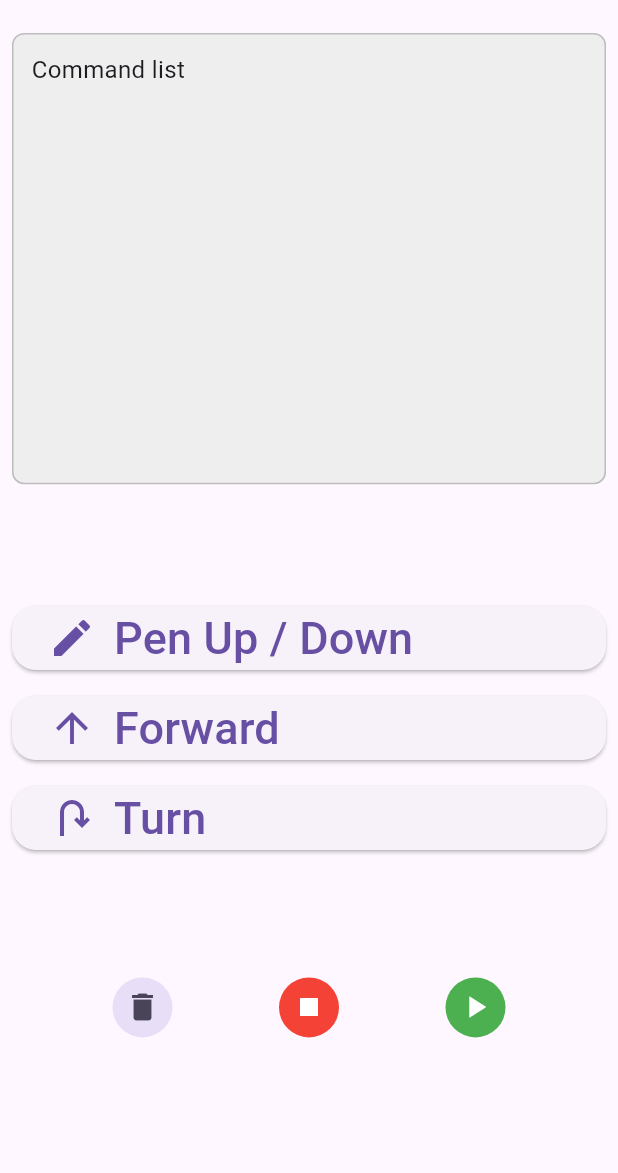
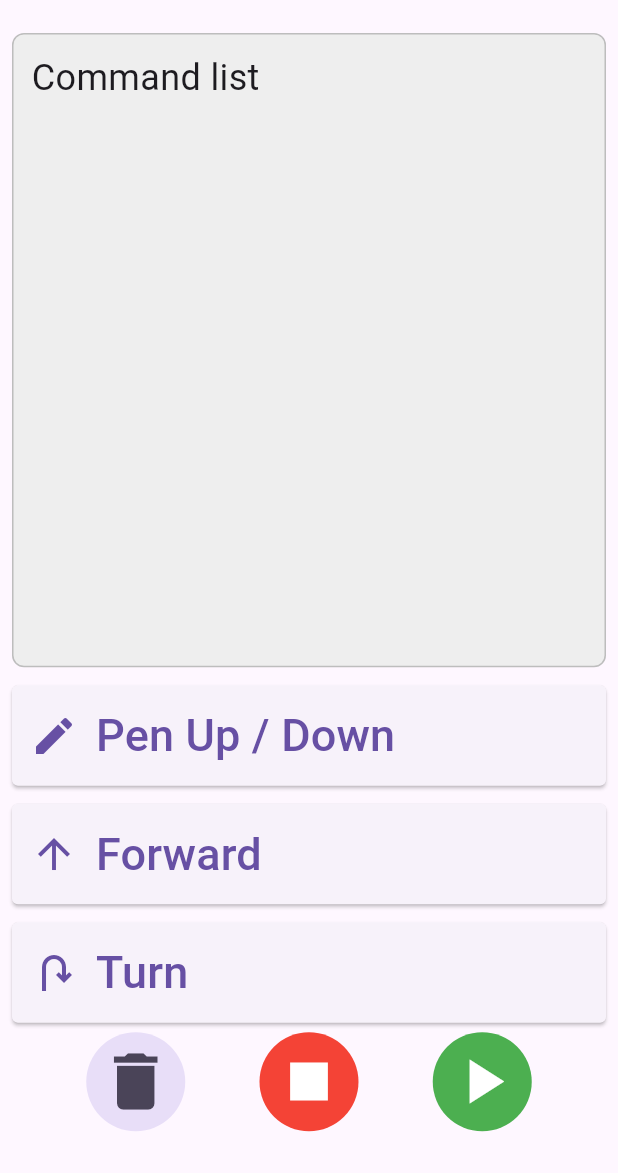
Before and after one commit to narvalotech/flutter-logo, a Flutter app: the screen it shows after launch, on a phone screen of 412 x 824 dp, the part 63-1236 px from its top. Run offline on Flutter 3.47's test engine with Material 3 defaults, Android fonts, the phone set to English and light mode, and no system bars.

Commit message:
adjust layout

```diff
--- a/turtlebot/lib/main.dart
+++ b/turtlebot/lib/main.dart
@@ -34,9 +34,15 @@ class PageButton extends StatelessWidget {
         print('pressed: $pageId');
       },
       style: ElevatedButton.styleFrom(
+        // TODO: make buttons stand out more
+        // y google hate contrast?
         shape: RoundedRectangleBorder(
-          borderRadius: BorderRadius.circular(16.0),
+          borderRadius: BorderRadius.circular(4.0),
         ),
+        padding: const EdgeInsets.symmetric(
+          vertical: 12,
+          horizontal: 12,
+        )
       ),
       child: Row(
         children: [
@@ -47,13 +53,8 @@ class PageButton extends StatelessWidget {
             child: Text(
               pageId,
               style: TextStyle(fontSize: 30),
-            )
-          ),
-        ],
-      ),
-    );
-  }
-}
+    ))]));
+}}
 
 class HomeScreen extends StatelessWidget {
   const HomeScreen({super.key});
@@ -71,7 +72,7 @@ class HomeScreen extends StatelessWidget {
           children: [
             // Commands view
             Expanded(
-              flex: 2,
+              flex: 4,
               child: Container(
                 padding: const EdgeInsets.all(12.0),
                 decoration: BoxDecoration(
@@ -81,19 +82,15 @@ class HomeScreen extends StatelessWidget {
                 ),
                 child: const Text(
                   'Command list',
-                  style: TextStyle(fontSize: 16.0),
-                ),
-              ),
-            ),
+                  style: TextStyle(fontSize: 24.0),
+            ))),
+
+            SizedBox(height: 12),
 
             // Page & Action Buttons
             Expanded(
-              flex: 3,
+              flex: 2,
               child: Column(
-                crossAxisAlignment: CrossAxisAlignment.stretch,
-                mainAxisAlignment: MainAxisAlignment.spaceEvenly,
-                children: [
-                  Column(
                 crossAxisAlignment: CrossAxisAlignment.stretch,
                 children: [
                       PageButton(pageId: 'Pen Up / Down', pageIcon: Icons.create),
@@ -101,51 +98,31 @@ class HomeScreen extends StatelessWidget {
                       PageButton(pageId: 'Forward', pageIcon: Icons.arrow_upward),
                       SizedBox(height: 12),
                       PageButton(pageId: 'Turn', pageIcon: Icons.u_turn_right),
-                  ]),
+            ])),
 
             // Action buttons
-                  Row(
+            Expanded(
+              flex: 1,
+              child: Row(
                 mainAxisAlignment: MainAxisAlignment.spaceEvenly,
                 children: [
                   IconButton.filledTonal(
                     onPressed: () {},
-                        icon: const Icon(Icons.delete),
+                    icon: const Icon(Icons.delete, size: 50.0),
                     tooltip: 'Erase Last',
                   ),
                   IconButton.filled(
                     onPressed: () {},
-                        icon: const Icon(Icons.stop),
+                    icon: const Icon(Icons.stop, size: 50.0),
                     style: IconButton.styleFrom(backgroundColor: Colors.red),
                     tooltip: 'Stop',
                   ),
                   IconButton.filled(
                     onPressed: () {},
-                        icon: const Icon(Icons.play_arrow),
+                    icon: const Icon(Icons.play_arrow, size: 50.0),
                     style: IconButton.styleFrom(backgroundColor: Colors.green),
                     tooltip: 'Run',
-                      ),
-                    ],
-                  ),
-                ],
-              ),
-            ),
-          ],
-        ),
-      ),
-    );
+            )]))
+    ])));
   }
 }
-
-// Main app widget layout:
-// - x split (column)
-//   - text view
-//   - button area
-//     - column
-//       - "pen up/down"
-//       - "forward"
-//       - "turn"
-//       - y split (row)
-//       (icon row)
-//         - erase last
-//         - stop
-//         - play
```
Lines whose indentation alone changed are shown as unchanged.
